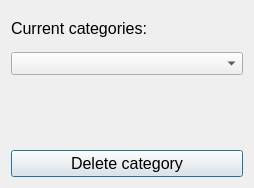
The window that client_side/resources/ui/category_delete.ui (Sk2can/Password-manager) describes before a commit, drawn with Qt 5.
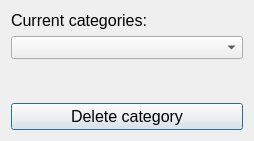
The same window after the commit.

The edit to the form file:
```diff
--- a/client_side/resources/ui/category_delete.ui
+++ b/client_side/resources/ui/category_delete.ui
@@ -7,7 +7,7 @@
     <x>0</x>
     <y>0</y>
     <width>254</width>
-    <height>188</height>
+    <height>141</height>
    </rect>
   </property>
   <property name="windowTitle">
```
